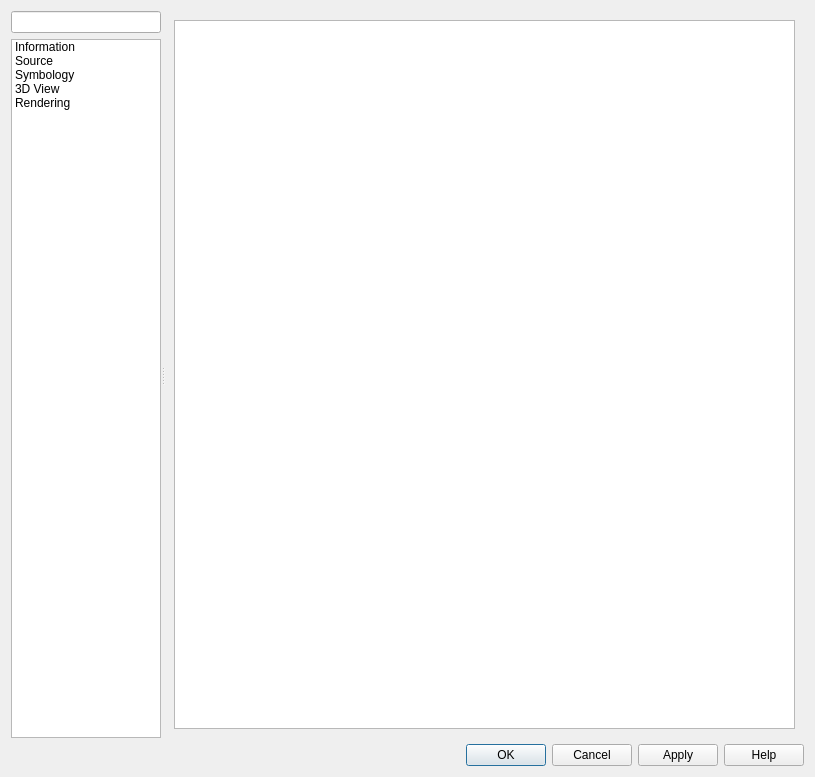
Above: src/ui/mesh/qgsmeshlayerpropertiesbase.ui from qgis/QGIS before the change. Below: the same form after it.
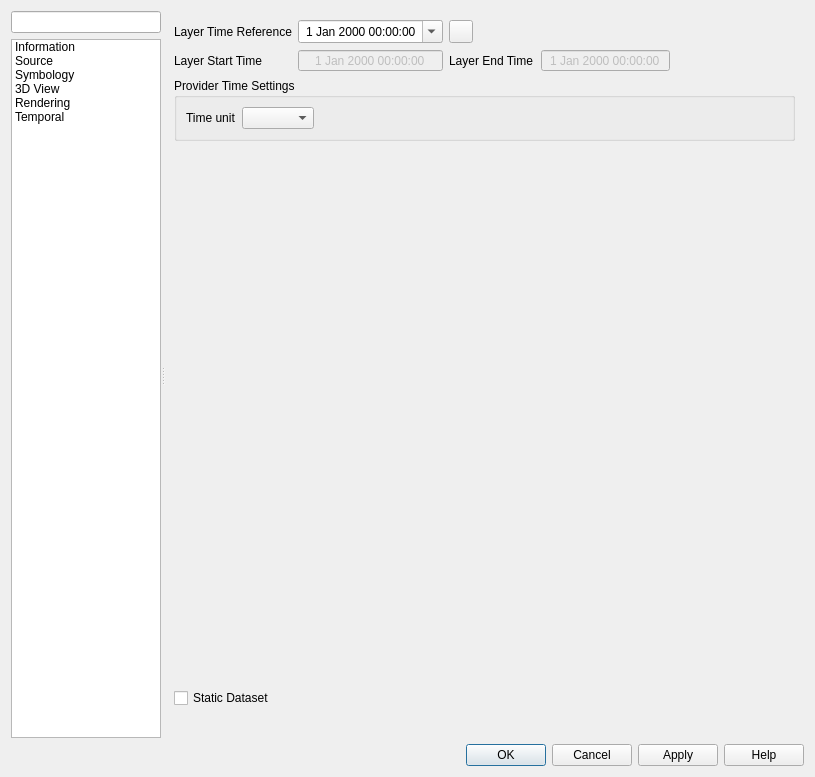
That is the form after the change. Icons and pictures are not drawn. Custom widgets are drawn as their Qt base class.

Commit message: plug mesh layer to QGIS temporal framework

The edit to the form file:
```diff
--- a/src/ui/mesh/qgsmeshlayerpropertiesbase.ui
+++ b/src/ui/mesh/qgsmeshlayerpropertiesbase.ui
@@ -140,6 +140,15 @@
             <normaloff>:/images/themes/default/propertyicons/rendering.svg</normaloff>:/images/themes/default/propertyicons/rendering.svg</iconset>
           </property>
          </item>
+         <item>
+          <property name="text">
+           <string>Temporal</string>
+          </property>
+          <property name="icon">
+           <iconset resource="../../../images/images.qrc">
+            <normaloff>:/images/themes/default/propertyicons/temporal.svg</normaloff>:/images/themes/default/propertyicons/temporal.svg</iconset>
+          </property>
+         </item>
         </widget>
        </item>
       </layout>
@@ -178,8 +187,11 @@
            <verstretch>0</verstretch>
           </sizepolicy>
          </property>
+         <property name="frameShadow">
+          <enum>QFrame::Plain</enum>
+         </property>
          <property name="currentIndex">
-          <number>0</number>
+          <number>5</number>
          </property>
          <widget class="QWidget" name="mOptsPage_Information">
           <layout class="QVBoxLayout" name="verticalLayout_20">
@@ -435,6 +447,186 @@
            </item>
           </layout>
          </widget>
+         <widget class="QWidget" name="mOptsPage_Temporal">
+          <layout class="QGridLayout" name="gridLayout_3">
+           <item row="1" column="3">
+            <widget class="QDateTimeEdit" name="mTemporalDateTimeStart">
+             <property name="enabled">
+              <bool>false</bool>
+             </property>
+             <property name="alignment">
+              <set>Qt::AlignCenter</set>
+             </property>
+             <property name="readOnly">
+              <bool>true</bool>
+             </property>
+             <property name="buttonSymbols">
+              <enum>QAbstractSpinBox::NoButtons</enum>
+             </property>
+            </widget>
+           </item>
+           <item row="0" column="3">
+            <widget class="QDateTimeEdit" name="mTemporalDateTimeReference">
+             <property name="alignment">
+              <set>Qt::AlignCenter</set>
+             </property>
+             <property name="calendarPopup">
+              <bool>true</bool>
+             </property>
+             <property name="timeSpec">
+              <enum>Qt::UTC</enum>
+             </property>
+            </widget>
+           </item>
+           <item row="3" column="2">
+            <spacer name="verticalSpacer_2">
+             <property name="orientation">
+              <enum>Qt::Vertical</enum>
+             </property>
+             <property name="sizeHint" stdset="0">
+              <size>
+               <width>20</width>
+               <height>40</height>
+              </size>
+             </property>
+            </spacer>
+           </item>
+           <item row="1" column="2">
+            <widget class="QLabel" name="label_6">
+             <property name="text">
+              <string>Layer Start Time</string>
+             </property>
+            </widget>
+           </item>
+           <item row="1" column="4" colspan="2">
+            <widget class="QLabel" name="label_4">
+             <property name="text">
+              <string>Layer End Time</string>
+             </property>
+            </widget>
+           </item>
+           <item row="1" column="6">
+            <widget class="QDateTimeEdit" name="mTemporalDateTimeEnd">
+             <property name="enabled">
+              <bool>false</bool>
+             </property>
+             <property name="wrapping">
+              <bool>false</bool>
+             </property>
+             <property name="frame">
+              <bool>true</bool>
+             </property>
+             <property name="alignment">
+              <set>Qt::AlignCenter</set>
+             </property>
+             <property name="readOnly">
+              <bool>true</bool>
+             </property>
+             <property name="buttonSymbols">
+              <enum>QAbstractSpinBox::NoButtons</enum>
+             </property>
+             <property name="accelerated">
+              <bool>false</bool>
+             </property>
+             <property name="showGroupSeparator" stdset="0">
+              <bool>false</bool>
+             </property>
+             <property name="timeSpec">
+              <enum>Qt::UTC</enum>
+             </property>
+            </widget>
+           </item>
+           <item row="2" column="2" colspan="7">
+            <widget class="QGroupBox" name="groupBox_2">
+             <property name="title">
+              <string>Provider Time Settings</string>
+             </property>
+             <layout class="QGridLayout" name="gridLayout_5">
+              <item row="0" column="2">
+               <spacer name="horizontalSpacer_4">
+                <property name="orientation">
+                 <enum>Qt::Horizontal</enum>
+                </property>
+                <property name="sizeHint" stdset="0">
+                 <size>
+                  <width>40</width>
+                  <height>20</height>
+                 </size>
+                </property>
+               </spacer>
+              </item>
+              <item row="0" column="0">
+               <widget class="QLabel" name="label_12">
+                <property name="text">
+                 <string>Time unit</string>
+                </property>
+               </widget>
+              </item>
+              <item row="0" column="1">
+               <widget class="QComboBox" name="mTemporalProviderTimeUnitComboBox"/>
+              </item>
+             </layout>
+            </widget>
+           </item>
+           <item row="0" column="2">
+            <widget class="QLabel" name="label_3">
+             <property name="text">
+              <string>Layer Time Reference</string>
+             </property>
+            </widget>
+           </item>
+           <item row="0" column="4">
+            <widget class="QPushButton" name="mTemporalReloadButton">
+             <property name="maximumSize">
+              <size>
+               <width>24</width>
+               <height>24</height>
+              </size>
+             </property>
+             <property name="toolTip">
+              <string>Reload from provider</string>
+             </property>
+             <property name="text">
+              <string/>
+             </property>
+             <property name="icon">
+              <iconset resource="../../../images/images.qrc">
+               <normaloff>:/images/themes/default/mActionRefresh.svg</normaloff>:/images/themes/default/mActionRefresh.svg</iconset>
+             </property>
+            </widget>
+           </item>
+           <item row="5" column="2">
+            <widget class="QCheckBox" name="mTemporalStaticDatasetCheckBox">
+             <property name="text">
+              <string>Static Dataset</string>
+             </property>
+            </widget>
+           </item>
+           <item row="0" column="7" colspan="2">
+            <spacer name="horizontalSpacer">
+             <property name="orientation">
+              <enum>Qt::Horizontal</enum>
+             </property>
+             <property name="sizeHint" stdset="0">
+              <size>
+               <width>40</width>
+               <height>20</height>
+              </size>
+             </property>
+            </spacer>
+           </item>
+           <item row="6" column="2" colspan="7">
+            <widget class="QgsMeshStaticDatasetWidget" name="mStaticScalarWidget" native="true">
+             <property name="minimumSize">
+              <size>
+               <width>0</width>
+               <height>15</height>
+              </size>
+             </property>
+            </widget>
+           </item>
+          </layout>
+         </widget>
         </widget>
        </item>
       </layout>
@@ -490,6 +682,12 @@
    <header>qgscollapsiblegroupbox.h</header>
    <container>1</container>
   </customwidget>
+  <customwidget>
+   <class>QgsScrollArea</class>
+   <extends>QScrollArea</extends>
+   <header>qgsscrollarea.h</header>
+   <container>1</container>
+  </customwidget>
   <customwidget>
    <class>QgsFilterLineEdit</class>
    <extends>QLineEdit</extends>
@@ -502,9 +700,9 @@
    <container>1</container>
   </customwidget>
   <customwidget>
-   <class>QgsScrollArea</class>
-   <extends>QScrollArea</extends>
-   <header>qgsscrollarea.h</header>
+   <class>QgsMeshStaticDatasetWidget</class>
+   <extends>QWidget</extends>
+   <header>qgsmeshstaticdatasetwidget.h</header>
    <container>1</container>
   </customwidget>
  </customwidgets>
```
Left out of the diff: 2 changed lines with no effect on the pictures. The commit also changes 83 other files.
